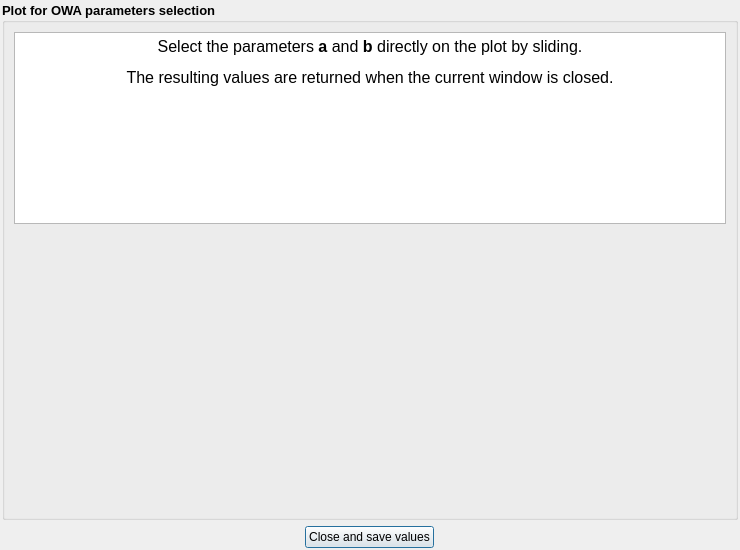
First picture: the form in owa_parameters_window.ui, repository silviamacchi/BAD_v.3.0.0, before the edit.
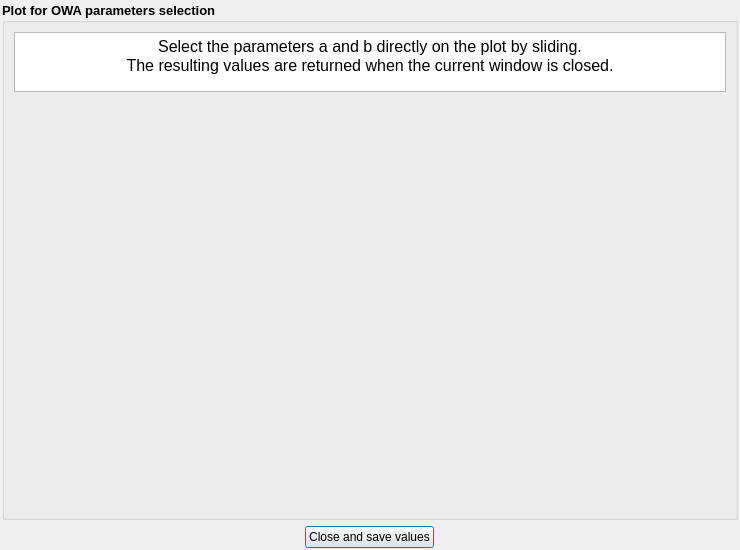
Second picture: the form after the edit.

Commit message: change in the window visualization

What changed in the file:
```diff
--- a/owa_parameters_window.ui
+++ b/owa_parameters_window.ui
@@ -121,42 +121,54 @@
      </property>
      <layout class="QGridLayout" name="gridLayout_2">
       <item row="0" column="0">
+       <layout class="QVBoxLayout" name="verticalLayout">
+        <item>
        <widget class="QTextEdit" name="textEdit">
         <property name="sizePolicy">
-         <sizepolicy hsizetype="Expanding" vsizetype="Maximum">
+           <sizepolicy hsizetype="Expanding" vsizetype="Preferred">
           <horstretch>0</horstretch>
-          <verstretch>45</verstretch>
-         </sizepolicy>
-        </property>
-        <property name="minimumSize">
+            <verstretch>0</verstretch>
+           </sizepolicy>
+          </property>
+          <property name="maximumSize">
          <size>
-          <width>0</width>
-          <height>0</height>
-         </size>
-        </property>
-        <property name="readOnly">
-         <bool>true</bool>
-        </property>
+            <width>16777215</width>
+            <height>60</height>
+           </size>
+          </property>
         <property name="html">
          <string>&lt;!DOCTYPE HTML PUBLIC &quot;-//W3C//DTD HTML 4.0//EN&quot; &quot;http://www.w3.org/TR/REC-html40/strict.dtd&quot;&gt;
 &lt;html&gt;&lt;head&gt;&lt;meta name=&quot;qrichtext&quot; content=&quot;1&quot; /&gt;&lt;style type=&quot;text/css&quot;&gt;
 p, li { white-space: pre-wrap; }
 &lt;/style&gt;&lt;/head&gt;&lt;body style=&quot; font-family:'MS Shell Dlg 2'; font-size:10pt; font-weight:600; font-style:normal;&quot;&gt;
-&lt;p align=&quot;center&quot; style=&quot; margin-top:12px; margin-bottom:12px; margin-left:0px; margin-right:0px; -qt-block-indent:0; text-indent:0px;&quot;&gt;&lt;span style=&quot; font-size:12pt; font-weight:400;&quot;&gt;Select the parameters &lt;/span&gt;&lt;span style=&quot; font-size:12pt;&quot;&gt;a&lt;/span&gt;&lt;span style=&quot; font-size:12pt; font-weight:400;&quot;&gt; and &lt;/span&gt;&lt;span style=&quot; font-size:12pt;&quot;&gt;b&lt;/span&gt;&lt;span style=&quot; font-size:12pt; font-weight:400;&quot;&gt; directly on the plot by sliding.&lt;/span&gt;&lt;/p&gt;
-&lt;p align=&quot;center&quot; style=&quot; margin-top:12px; margin-bottom:12px; margin-left:0px; margin-right:0px; -qt-block-indent:0; text-indent:0px;&quot;&gt;&lt;span style=&quot; font-size:12pt; font-weight:400;&quot;&gt;The resulting values are returned when the current window is closed.&lt;/span&gt;&lt;/p&gt;&lt;/body&gt;&lt;/html&gt;</string>
+&lt;p align=&quot;center&quot; style=&quot; margin-top:0px; margin-bottom:0px; margin-left:0px; margin-right:0px; -qt-block-indent:0; text-indent:0px;&quot;&gt;&lt;span style=&quot; font-size:12pt; font-weight:400;&quot;&gt;Select the parameters a and b directly on the plot by sliding.&lt;/span&gt;&lt;/p&gt;
+&lt;p align=&quot;center&quot; style=&quot; margin-top:0px; margin-bottom:0px; margin-left:0px; margin-right:0px; -qt-block-indent:0; text-indent:0px;&quot;&gt;&lt;span style=&quot; font-size:12pt; font-weight:400;&quot;&gt;The resulting values are returned when the current window is closed.&lt;/span&gt;&lt;/p&gt;&lt;/body&gt;&lt;/html&gt;</string>
         </property>
        </widget>
       </item>
-      <item row="1" column="0">
-       <layout class="QVBoxLayout" name="verticalLayout">
         <item>
          <widget class="QWidget" name="plotWidget" native="true">
+          <property name="enabled">
+           <bool>true</bool>
+          </property>
           <property name="sizePolicy">
-           <sizepolicy hsizetype="Preferred" vsizetype="Expanding">
+           <sizepolicy hsizetype="Expanding" vsizetype="Preferred">
             <horstretch>0</horstretch>
             <verstretch>0</verstretch>
            </sizepolicy>
           </property>
+          <property name="minimumSize">
+           <size>
+            <width>100</width>
+            <height>10</height>
+           </size>
+          </property>
+          <property name="maximumSize">
+           <size>
+            <width>16777215</width>
+            <height>16000</height>
+           </size>
+          </property>
          </widget>
         </item>
        </layout>
```
Lines whose indentation alone changed are shown as unchanged.
